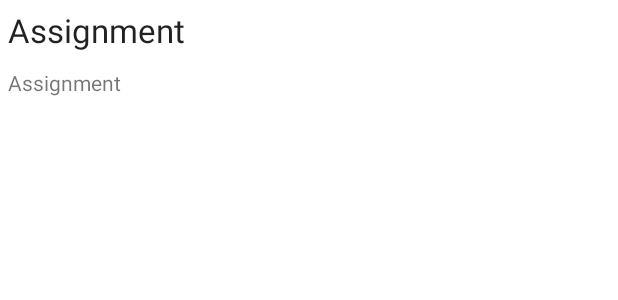
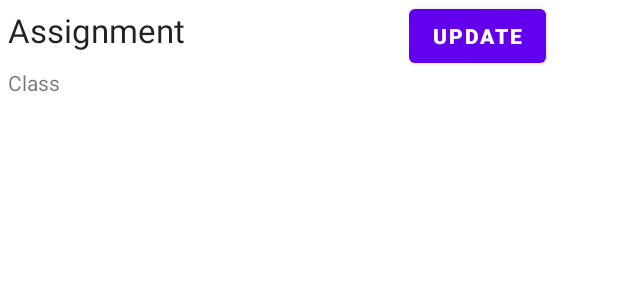
Before and after one commit to VaradMash/assignment_creation_portal, an Android app: the layout assignments_list_layout.xml on its own in the app's theme, with its tools: preview values and no code run, on a phone screen of 412 x 824 dp. Shown: the top 300 px of the screen. Run offline under Robolectric (Android 15) with nearby library versions, the phone set to English and light mode, and no system bars.

Commit message:
Edit Assignment activity added. UI and Database reflection working.

```diff
--- a/app/src/main/res/layout/assignments_list_layout.xml
+++ b/app/src/main/res/layout/assignments_list_layout.xml
@@ -2,6 +2,12 @@
 <LinearLayout xmlns:android="http://schemas.android.com/apk/res/android"
     android:layout_width="match_parent"
     android:layout_height="match_parent"
+    android:orientation="horizontal">
+
+    <LinearLayout
+        android:layout_width="wrap_content"
+        android:layout_height="wrap_content"
+        android:layout_weight="3"
         android:orientation="vertical">
 
         <TextView
@@ -17,6 +23,25 @@
             android:layout_width="match_parent"
             android:layout_height="wrap_content"
             android:padding="5dp"
-        android:text="@string/assignment"/>
+            android:text="@string/class_name" />
 
     </LinearLayout>
+
+    <LinearLayout
+        android:layout_width="wrap_content"
+        android:layout_height="wrap_content"
+        android:layout_weight="1">
+
+        <Button
+            android:id="@+id/btnUpdate"
+            android:layout_width="wrap_content"
+            android:layout_height="wrap_content"
+            android:layout_gravity="center_vertical"
+            android:gravity="center_vertical"
+            android:text="@string/update"
+            android:textStyle="bold" />
+
+    </LinearLayout>
+
+
+</LinearLayout>
```
Also changed, not shown: app/src/main/AndroidManifest.xml (+5 -2 lines), app/src/main/java/com/example/prashikshan/AssignmentList.java (+18 -0 lines), app/src/main/java/com/example/prashikshan/EditAssignment.java (added, +96 -0 lines), app/src/main/res/layout/activity_edit_assignment.xml (added, +93 -0 lines). Lines whose indentation alone changed are shown as unchanged.
